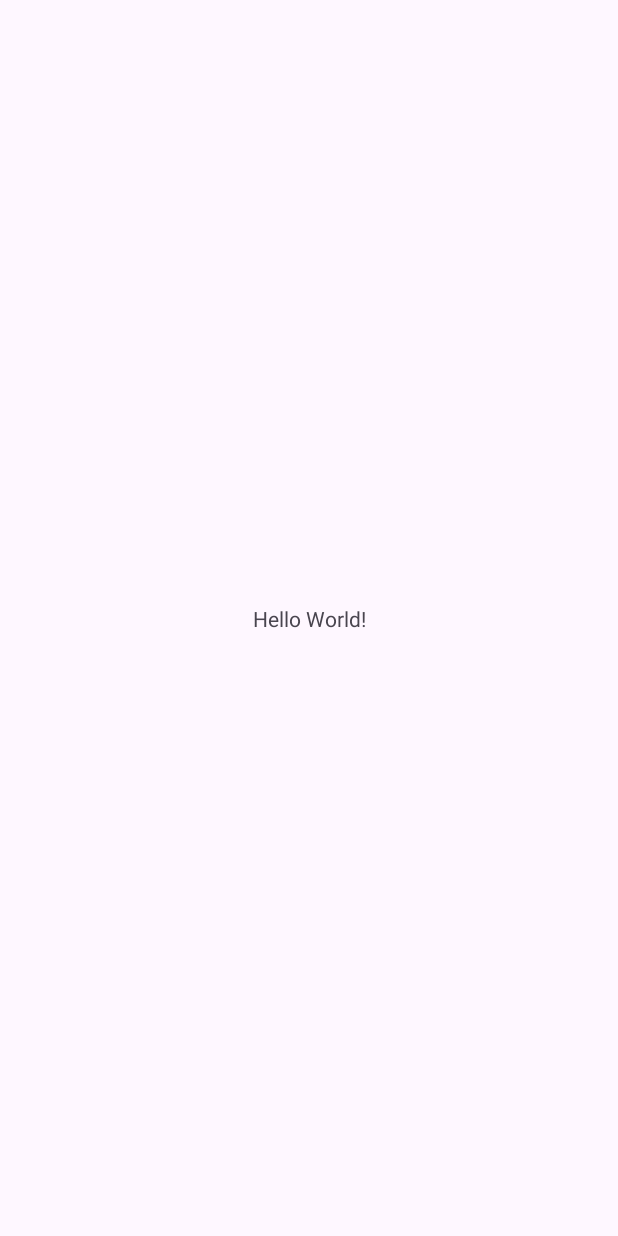
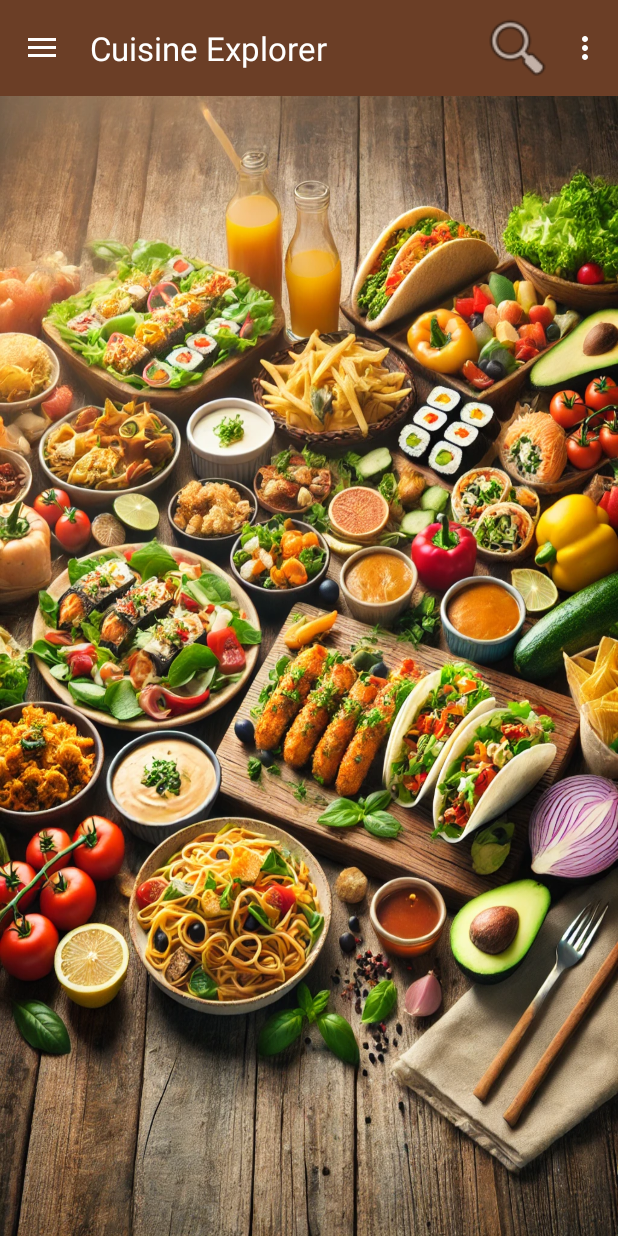
Before and after one commit to chichili7/Cultural-Cuisine-App, an Android app: the screen it shows after launch (MainActivity), on a phone screen of 412 x 824 dp. Before the commit the screen is almost empty. Run offline under Robolectric (Android 15) with nearby library versions, the phone set to English and light mode, and no system bars.

Commit message:
first release

```diff
--- a/app/build.gradle.kts
+++ b/app/build.gradle.kts
@@ -3,8 +3,11 @@ plugins {
 }
 
 android {
+    buildFeatures{
+        viewBinding = true;
+    }
     namespace = "com.example.culturalcuisineapp"
-    compileSdk = 34
+    compileSdk = 35
 
     defaultConfig {
         applicationId = "com.example.culturalcuisineapp"
@@ -37,6 +40,8 @@ dependencies {
     implementation(libs.material)
     implementation(libs.activity)
     implementation(libs.constraintlayout)
+    implementation(libs.volley)
+    implementation(libs.picasso)
     testImplementation(libs.junit)
     androidTestImplementation(libs.ext.junit)
     androidTestImplementation(libs.espresso.core)
--- a/app/src/main/AndroidManifest.xml
+++ b/app/src/main/AndroidManifest.xml
@@ -1,6 +1,8 @@
 <?xml version="1.0" encoding="utf-8"?>
 <manifest xmlns:android="http://schemas.android.com/apk/res/android"
     xmlns:tools="http://schemas.android.com/tools">
+    <uses-permission android:name="android.permission.INTERNET"/>
+    <uses-permission android:name="android.permission.ACCESS_NETWORK_STATE" />
 
     <application
         android:allowBackup="true"
--- a/app/src/main/java/com/example/culturalcuisineapp/MainActivity.java
+++ b/app/src/main/java/com/example/culturalcuisineapp/MainActivity.java
@@ -1,24 +1,96 @@
 package com.example.culturalcuisineapp;
 
+import android.content.res.Configuration;
+import android.graphics.Color;
 import android.os.Bundle;
+import android.view.Menu;
+import android.view.MenuItem;
+import android.widget.ArrayAdapter;
 
 import androidx.activity.EdgeToEdge;
+import androidx.annotation.NonNull;
+import androidx.appcompat.app.ActionBarDrawerToggle;
 import androidx.appcompat.app.AppCompatActivity;
 import androidx.core.graphics.Insets;
 import androidx.core.view.ViewCompat;
 import androidx.core.view.WindowInsetsCompat;
 
+import com.example.culturalcuisineapp.databinding.ActivityMainBinding;
+
+import java.util.ArrayList;
+import java.util.List;
+import java.util.Objects;
+
 public class MainActivity extends AppCompatActivity {
+
+    private ActivityMainBinding binding;
+    private ActionBarDrawerToggle mDrawerToggle;
+    private ArrayAdapter<String> drawerListAdapter;
+    private List<String> sourceNamesList;
 
     @Override
     protected void onCreate(Bundle savedInstanceState) {
         super.onCreate(savedInstanceState);
-        EdgeToEdge.enable(this);
-        setContentView(R.layout.activity_main);
-        ViewCompat.setOnApplyWindowInsetsListener(findViewById(R.id.main), (v, insets) -> {
+        binding = ActivityMainBinding.inflate(getLayoutInflater());
+        setContentView(binding.getRoot());
+        ViewCompat.setOnApplyWindowInsetsListener(binding.getRoot(), (v, insets) -> {
             Insets systemBars = insets.getInsets(WindowInsetsCompat.Type.systemBars());
             v.setPadding(systemBars.left, systemBars.top, systemBars.right, systemBars.bottom);
             return insets;
         });
+        binding.toolbar.setTitle("Cuisine Explorer");
+        binding.toolbar.setTitleTextColor(Color.WHITE);
+        Objects.requireNonNull(binding.toolbar.getOverflowIcon()).setTint(Color.WHITE);
+        setSupportActionBar(binding.toolbar);
+
+        sourceNamesList = new ArrayList<>();
+
+        drawerListAdapter = new ArrayAdapter<>(this,R.layout.drawer_list,sourceNamesList);
+        binding.leftDrawer.setAdapter(drawerListAdapter);
+        binding.leftDrawer.setOnItemClickListener((parent, view, position, id) -> handleDrawerClick(position));
+        mDrawerToggle = new ActionBarDrawerToggle(
+                this,
+                binding.main,
+                binding.toolbar,
+                R.string.drawer_open,
+                R.string.drawer_close
+        );
+        binding.main.addDrawerListener(mDrawerToggle);
+        mDrawerToggle.getDrawerArrowDrawable().setColor(Color.WHITE);
+        mDrawerToggle.syncState();
+
+
+        if (getSupportActionBar() != null) {
+            getSupportActionBar().setDisplayHomeAsUpEnabled(true);
+            getSupportActionBar().setHomeButtonEnabled(true);
+        }
+
+
     }
+
+    private void handleDrawerClick(int position) {
+
+    }
+    @Override
+    protected void onPostCreate(Bundle savedInstanceState) {
+        super.onPostCreate(savedInstanceState);
+        mDrawerToggle.syncState();
+    }
+
+    @Override
+    public void onConfigurationChanged(@NonNull Configuration newConfig) {
+        super.onConfigurationChanged(newConfig);
+        mDrawerToggle.onConfigurationChanged(newConfig);
+    }
+
+    @Override
+    public boolean onCreateOptionsMenu(Menu menu) {
+        getMenuInflater().inflate(R.menu.menu, menu);
+        MenuItem menuItem1 = menu.findItem(R.id.recipes_btn);
+        MenuItem menuItem2 = menu.findItem(R.id.languages_btn);
+        MenuItem menuItem3 = menu.findItem(R.id.restaurants_btn);
+
+        return true;
+    }
+
 }
--- a/app/src/main/res/layout/activity_main.xml
+++ b/app/src/main/res/layout/activity_main.xml
@@ -1,5 +1,5 @@
 <?xml version="1.0" encoding="utf-8"?>
-<androidx.constraintlayout.widget.ConstraintLayout xmlns:android="http://schemas.android.com/apk/res/android"
+<androidx.drawerlayout.widget.DrawerLayout xmlns:android="http://schemas.android.com/apk/res/android"
     xmlns:app="http://schemas.android.com/apk/res-auto"
     xmlns:tools="http://schemas.android.com/tools"
     android:id="@+id/main"
@@ -7,13 +7,75 @@
     android:layout_height="match_parent"
     tools:context=".MainActivity">
 
-    <TextView
+    <androidx.constraintlayout.widget.ConstraintLayout
+        android:id="@+id/content_frame"
+        android:layout_width="match_parent"
+        android:layout_height="match_parent"
+        android:background="@drawable/food">
+
+        <androidx.appcompat.widget.Toolbar
+            android:id="@+id/toolbar"
+            android:layout_width="0dp"
+            android:layout_height="wrap_content"
+            android:background="@color/Brown"
+            android:minHeight="?attr/actionBarSize"
+            android:theme="?attr/actionBarTheme"
+            app:layout_constraintEnd_toEndOf="parent"
+            app:layout_constraintHorizontal_bias="0.0"
+            app:layout_constraintStart_toStartOf="parent"
+            app:layout_constraintTop_toTopOf="parent" />
+
+        <androidx.viewpager2.widget.ViewPager2
+            android:id="@+id/viewPager"
+            android:layout_width="fill_parent"
+            android:layout_height="0dp"
+            app:layout_constraintTop_toBottomOf="@+id/toolbar"
+            app:layout_constraintBottom_toBottomOf="parent"
+            app:layout_constraintStart_toStartOf="parent"
+            app:layout_constraintEnd_toEndOf="parent"
+            />
+
+        <ImageView
+            android:id="@+id/imageView2"
+            android:layout_width="70dp"
+            android:layout_height="50dp"
+            android:layout_marginEnd="32dp"
+            android:layout_marginBottom="1dp"
+            app:layout_constraintBottom_toBottomOf="@+id/toolbar"
+            app:layout_constraintEnd_toEndOf="parent"
+            app:layout_constraintTop_toTopOf="parent"
+            app:layout_constraintVertical_bias="0.538"
+            app:srcCompat="@android:drawable/ic_menu_search" />
+
+
+    </androidx.constraintlayout.widget.ConstraintLayout>
+
+    <androidx.constraintlayout.widget.ConstraintLayout
+        android:id="@+id/c_layout"
         android:layout_width="wrap_content"
-        android:layout_height="wrap_content"
-        android:text="Hello World!"
-        app:layout_constraintBottom_toBottomOf="parent"
-        app:layout_constraintEnd_toEndOf="parent"
-        app:layout_constraintStart_toStartOf="parent"
-        app:layout_constraintTop_toTopOf="parent" />
+        android:layout_height="match_parent"
+        android:layout_gravity="start">
 
-</androidx.constraintlayout.widget.ConstraintLayout>
+
+        <ListView
+            android:id="@+id/left_drawer"
+            android:layout_width="240dp"
+            android:layout_height="0dp"
+            android:layout_gravity="start"
+            android:layout_marginTop="8dp"
+            android:background="#00254d"
+            android:choiceMode="singleChoice"
+            android:divider="@android:color/transparent"
+            android:dividerHeight="0dp"
+            app:layout_constraintBottom_toBottomOf="parent"
+            app:layout_constraintStart_toStartOf="parent"
+            app:layout_constraintTop_toTopOf="parent"
+            app:layout_constraintEnd_toEndOf="parent">
+
+
+        </ListView>
+
+    </androidx.constraintlayout.widget.ConstraintLayout>
+
+
+</androidx.drawerlayout.widget.DrawerLayout>
--- /dev/null
+++ b/app/src/main/res/layout/drawer_list.xml
@@ -0,0 +1,12 @@
+<?xml version="1.0" encoding="utf-8"?>
+<TextView xmlns:android="http://schemas.android.com/apk/res/android"
+    android:id="@android:id/text1"
+    android:layout_width="match_parent"
+    android:layout_height="wrap_content"
+    android:gravity="center_vertical"
+    android:minHeight="?android:attr/listPreferredItemHeightSmall"
+    android:paddingLeft="8dp"
+    android:paddingRight="8dp"
+    android:textAppearance="?android:attr/textAppearanceListItemSmall"
+    android:textColor="#FFFFFFFF"
+    android:textSize="16sp" />
--- /dev/null
+++ b/app/src/main/res/menu/menu.xml
@@ -0,0 +1,19 @@
+<?xml version="1.0" encoding="utf-8"?>
+<menu xmlns:android="http://schemas.android.com/apk/res/android">
+
+    <item
+        android:id="@+id/recipes_btn"
+        android:title="@string/Recipes">
+        <menu />
+    </item>
+    <item
+        android:id="@+id/languages_btn"
+        android:title="@string/Languages">
+        <menu />
+    </item>
+    <item
+        android:id="@+id/restaurants_btn"
+        android:title="@string/Restaurants">
+        <menu />
+    </item>
+</menu>
--- a/app/src/main/res/values/colors.xml
+++ b/app/src/main/res/values/colors.xml
@@ -2,4 +2,5 @@
 <resources>
     <color name="black">#FF000000</color>
     <color name="white">#FFFFFFFF</color>
+    <color name="Brown">#6B3E26</color>
 </resources>
--- a/app/src/main/res/values/strings.xml
+++ b/app/src/main/res/values/strings.xml
@@ -1,3 +1,9 @@
 <resources>
     <string name="app_name">Cultural Cuisine App</string>
+    <string name="drawer_open">Navigation drawer open</string>
+    <string name="drawer_close">Navigation drawer closed</string>
+    <string name="Recipes">Recipes</string>
+    <string name="Languages">Languages</string>
+    <string name="clear_all">Clear All</string>
+    <string name="Restaurants">Restaurants</string>
 </resources>
--- a/gradle/libs.versions.toml
+++ b/gradle/libs.versions.toml
@@ -7,6 +7,8 @@ appcompat = "1.7.0"
 material = "1.12.0"
 activity = "1.10.0"
 constraintlayout = "2.2.0"
+volley = "1.2.1"
+picasso = "2.71828"
 
 [libraries]
 junit = { group = "junit", name = "junit", version.ref = "junit" }
@@ -16,6 +18,8 @@ appcompat = { group = "androidx.appcompat", name = "appcompat", version.ref = "a
 material = { group = "com.google.android.material", name = "material", version.ref = "material" }
 activity = { group = "androidx.activity", name = "activity", version.ref = "activity" }
 constraintlayout = { group = "androidx.constraintlayout", name = "constraintlayout", version.ref = "constraintlayout" }
+volley = { group = "com.android.volley", name = "volley", version.ref = "volley" }
+picasso = { group = "com.squareup.picasso", name = "picasso", version.ref = "picasso" }
 
 [plugins]
 android-application = { id = "com.android.application", version.ref = "agp" }
```
Also changed, not shown: app/src/main/res/drawable/download.png (added), app/src/main/res/drawable/food.webp (added).
